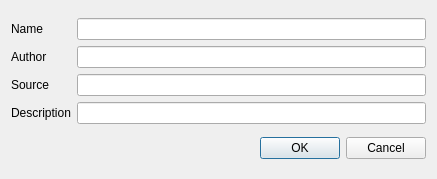
Before: the Qt Designer form FPPropDialog.ui in igorizyumin/xpcb, drawn with Qt 5.
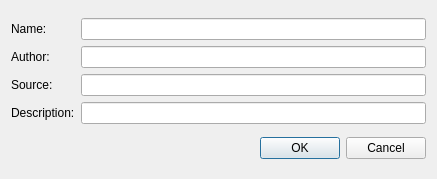
After: the same form once the commit is applied.

Patch:
```diff
--- a/FPPropDialog.ui
+++ b/FPPropDialog.ui
@@ -22,21 +22,21 @@
      <item row="0" column="1">
       <widget class="QLabel" name="label">
        <property name="text">
-        <string>Name</string>
+        <string>Name:</string>
        </property>
       </widget>
      </item>
      <item row="1" column="1">
       <widget class="QLabel" name="label_2">
        <property name="text">
-        <string>Author</string>
+        <string>Author:</string>
        </property>
       </widget>
      </item>
      <item row="2" column="1">
       <widget class="QLabel" name="label_3">
        <property name="text">
-        <string>Source</string>
+        <string>Source:</string>
        </property>
       </widget>
      </item>
@@ -52,7 +52,7 @@
      <item row="3" column="1">
       <widget class="QLabel" name="label_4">
        <property name="text">
-        <string>Description</string>
+        <string>Description:</string>
        </property>
       </widget>
      </item>
```
